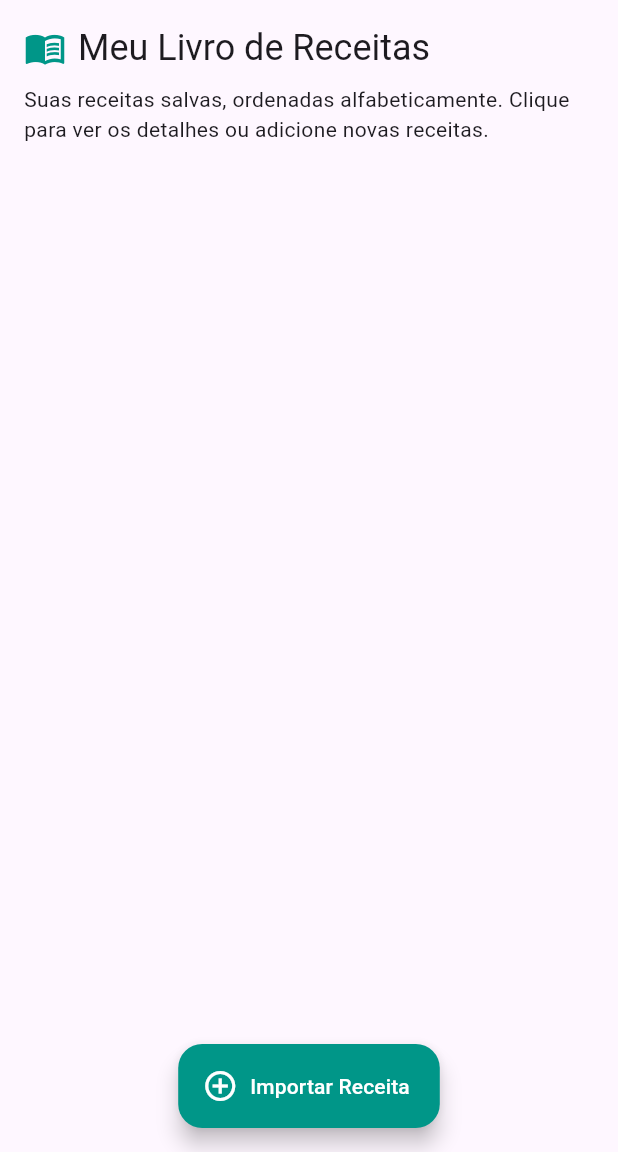
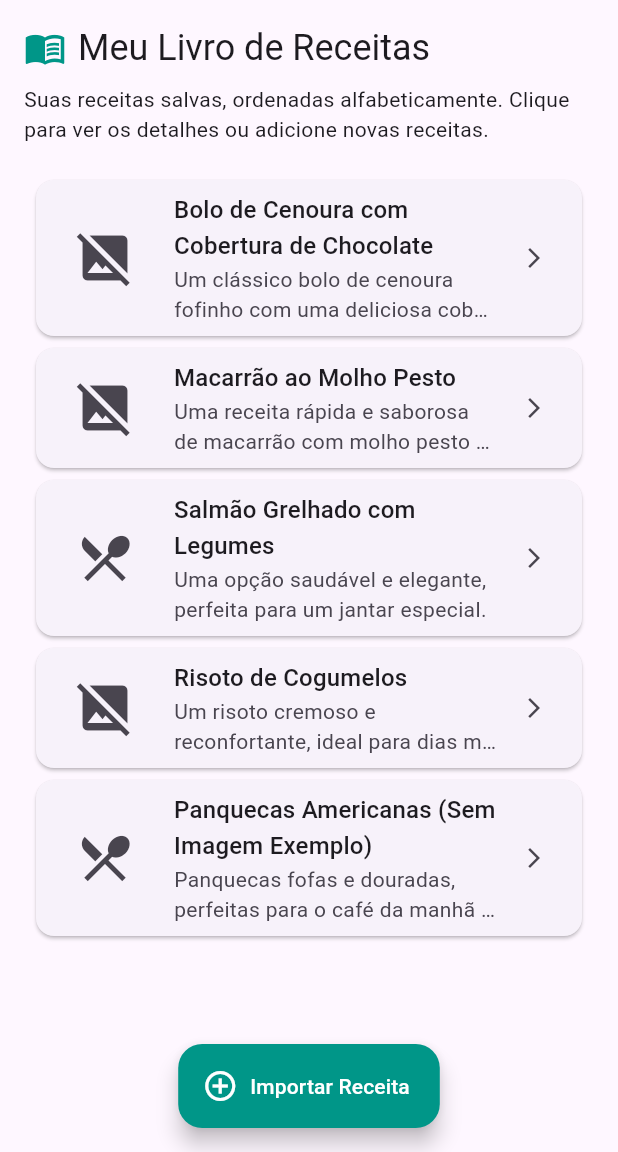
Before and after one commit to luisfelipealves/recipe_bot, a Flutter app: the screen it shows after launch, on a phone screen of 412 x 824 dp, the part 84-1236 px from its top. Run offline on Flutter 3.47's test engine with Material 3 defaults, Android fonts, the phone set to English and light mode, and no system bars; our stand-ins replace firebase_auth, firebase_core, google_sign_in; accounts and stored records are empty; network calls fail.

Commit message:
feat: Display mock recipe list on home screen
This commit introduces the following changes:

- Creates a `Recipe` model with `id`, `title`, `description`, `cookingTimeMinutes`, and an optional `imageUrl`.
- Adds a `RecipeList` widget to display a list of recipes with image, title, description, and a trailing arrow. Handles empty lists and image loading/error states.
- Implements `mockRecipes` data for initial recipe population.
- Integrates `RecipeList` into `HomeScreen` to display the mock recipes.
- Adjusts padding on `HomeScreen` for better list display.
- Updates `HomeScreen` title icon color to teal.

```diff
--- /dev/null
+++ b/lib/data/mock_recipes.dart
@@ -0,0 +1,40 @@
+// lib/data/mock_recipes.dart
+import '../models/recipe_model.dart';
+
+final List<Recipe> mockRecipes = [
+  Recipe(
+    id: '1',
+    title: 'Bolo de Cenoura com Cobertura de Chocolate',
+    description: 'Um clássico bolo de cenoura fofinho com uma deliciosa cobertura de chocolate.',
+    cookingTimeMinutes: 60,
+    imageUrl: 'https://via.placeholder.com/150/FFC107/000000?Text=BoloCenoura',
+  ),
+  Recipe(
+    id: '2',
+    title: 'Macarrão ao Molho Pesto',
+    description: 'Uma receita rápida e saborosa de macarrão com molho pesto caseiro.',
+    cookingTimeMinutes: 20,
+    imageUrl: 'https://via.placeholder.com/150/4CAF50/FFFFFF?Text=MacarraoPesto',
+  ),
+  Recipe(
+    id: '3',
+    title: 'Salmão Grelhado com Legumes',
+    description: 'Uma opção saudável e elegante, perfeita para um jantar especial.',
+    cookingTimeMinutes: 35,
+    // imageUrl: null, // Ou simplesmente omita, pois é anulável
+  ),
+  Recipe(
+    id: '4',
+    title: 'Risoto de Cogumelos',
+    description: 'Um risoto cremoso e reconfortante, ideal para dias mais frios.',
+    cookingTimeMinutes: 45,
+    imageUrl: 'https://via.placeholder.com/150/795548/FFFFFF?Text=RisotoCogumelos',
+  ),
+  Recipe(
+    id: '5',
+    title: 'Panquecas Americanas (Sem Imagem Exemplo)',
+    description: 'Panquecas fofas e douradas, perfeitas para o café da manhã ou lanche.',
+    cookingTimeMinutes: 25,
+    // imageUrl não fornecido, será null
+  ),
+];
--- /dev/null
+++ b/lib/models/recipe_model.dart
@@ -0,0 +1,17 @@
+// lib/models/recipe_model.dart
+
+class Recipe {
+  final String id;
+  final String title;
+  final String description;
+  final int cookingTimeMinutes;
+  final String? imageUrl; // <--- TORNE ANULÁVEL COM '?'
+
+  Recipe({
+    required this.id,
+    required this.title,
+    required this.description,
+    required this.cookingTimeMinutes,
+    this.imageUrl, // <--- imageUrl agora é opcional no construtor
+  });
+}
--- a/lib/screens/home_screen.dart
+++ b/lib/screens/home_screen.dart
@@ -5,6 +5,8 @@ import 'package:flutter/material.dart';
 import '../services/auth_service.dart';
 import 'login_screen.dart';
 import 'import_recipe_screen.dart';
+import '../widgets/recipe_list.dart'; // Importe o novo widget
+import '../data/mock_recipes.dart'; // Importe os dados mock
 
 class HomeScreen extends StatelessWidget {
   const HomeScreen({super.key});
@@ -48,49 +50,43 @@ class HomeScreen extends StatelessWidget {
           ),
         ],
       ),
-      body: Padding( // Adiciona padding geral ao body
-        padding: const EdgeInsets.all(16.0),
+      body: Padding(
+        padding: const EdgeInsets.fromLTRB(16.0, 16.0, 16.0, 0),
+        // Removido padding inferior para a lista preencher
         child: Column(
-          crossAxisAlignment: CrossAxisAlignment.start, // Alinha o conteúdo da Column à esquerda
+          crossAxisAlignment: CrossAxisAlignment.start,
           children: <Widget>[
-            // Título com Ícone
             Row(
               children: [
-                const Icon(
-                  Icons.menu_book, // Ícone de livro aberto,
-                  color: Colors.teal, // Cor do ícone
-                  size: 28.0, // Tamanho do ícone
-                  // A cor do ícone será herdada do tema, ou pode ser definida explicitamente
-                  // color: Theme.of(context).colorScheme.primary,
+                Icon(
+                  Icons.menu_book,
+                  size: 28.0,
+                  color: Colors.teal, // Cor teal no ícone
                 ),
-                const SizedBox(width: 8.0), // Espaçamento entre ícone e texto
+                const SizedBox(width: 8.0),
                 Text(
                   'Meu Livro de Receitas',
-                  style: Theme.of(context).textTheme.headlineSmall,
+                  style: Theme
+                      .of(context)
+                      .textTheme
+                      .headlineSmall,
                 ),
               ],
             ),
-            const SizedBox(height: 8.0), // Espaçamento entre o título e o subtítulo
-
-            // Subtítulo
+            const SizedBox(height: 8.0),
             Text(
               'Suas receitas salvas, ordenadas alfabeticamente. Clique para ver os detalhes ou adicione novas receitas.',
-              style: Theme.of(context).textTheme.bodyMedium,
-              // textAlign: TextAlign.start, // O Column com crossAxisAlignment.start já cuida disso
+              style: Theme
+                  .of(context)
+                  .textTheme
+                  .bodyMedium,
             ),
-            const SizedBox(height: 20.0), // Espaçamento antes da próxima seção (lista de receitas)
+            const SizedBox(height: 20.0),
 
-            // TODO: Aqui virá a lista de receitas
-            // Exemplo de placeholder se a lista estiver vazia:
-            // Expanded(
-            //   child: Center(
-            //     child: Text(
-            //       'Nenhuma receita cadastrada ainda.\nToque no botão "+" para adicionar sua primeira receita!',
-            //       textAlign: TextAlign.center,
-            //       style: Theme.of(context).textTheme.bodyLarge,
-            //     ),
-            //   ),
-            // ),
+            // Use o widget RecipeList aqui
+            Expanded( // Expanded é importante para que o ListView ocupe o espaço restante
+              child: RecipeList(recipes: mockRecipes),
+            ),
           ],
         ),
       ),
--- /dev/null
+++ b/lib/widgets/recipe_list.dart
@@ -0,0 +1,76 @@
+// lib/widgets/recipe_list.dart
+import 'package:flutter/material.dart';
+import '../models/recipe_model.dart';
+
+class RecipeList extends StatelessWidget {
+  final List<Recipe> recipes;
+
+  const RecipeList({
+    super.key,
+    required this.recipes,
+  });
+
+  @override
+  Widget build(BuildContext context) {
+    if (recipes.isEmpty) {
+      return const Center(
+        child: Padding(
+          padding: EdgeInsets.all(20.0),
+          child: Text(
+            'Nenhuma receita cadastrada ainda.\nToque no botão "+" para adicionar sua primeira receita!',
+            textAlign: TextAlign.center,
+          ),
+        ),
+      );
+    }
+
+    return ListView.builder(
+      itemCount: recipes.length,
+      itemBuilder: (context, index) {
+        final recipe = recipes[index];
+        return Card(
+          margin: const EdgeInsets.symmetric(horizontal: 8.0, vertical: 4.0),
+          child: ListTile(
+            leading:
+            // Esta condição agora é perfeitamente adequada para imageUrl?
+            recipe.imageUrl != null && recipe.imageUrl!.isNotEmpty // O '!' aqui é seguro devido à verificação anterior
+                ? SizedBox(
+              width: 60,
+              height: 60,
+              child: ClipRRect(
+                borderRadius: BorderRadius.circular(8.0),
+                child: Image.network(
+                  recipe.imageUrl!, // '!' é seguro aqui
+                  fit: BoxFit.cover,
+                  errorBuilder: (context, error, stackTrace) {
+                    return const Icon(Icons.image_not_supported, size: 40);
+                  },
+                  loadingBuilder: (context, child, loadingProgress) {
+                    if (loadingProgress == null) return child;
+                    return const Center(child: CircularProgressIndicator(strokeWidth: 2.0));
+                  },
+                ),
+              ),
+            )
+                : const SizedBox(
+              width: 60,
+              height: 60,
+              child: Icon(Icons.restaurant_menu, size: 40),
+            ),
+            title: Text(recipe.title, style: Theme.of(context).textTheme.titleMedium),
+            subtitle: Text(
+              recipe.description,
+              maxLines: 2,
+              overflow: TextOverflow.ellipsis,
+            ),
+            trailing: const Icon(Icons.arrow_forward_ios, size: 16.0),
+            onTap: () {
+              print('Clicou em: ${recipe.title}');
+              // Exemplo: Navigator.push(context, MaterialPageRoute(builder: (context) => RecipeDetailScreen(recipe: recipe)));
+            },
+          ),
+        );
+      },
+    );
+  }
+}
```
